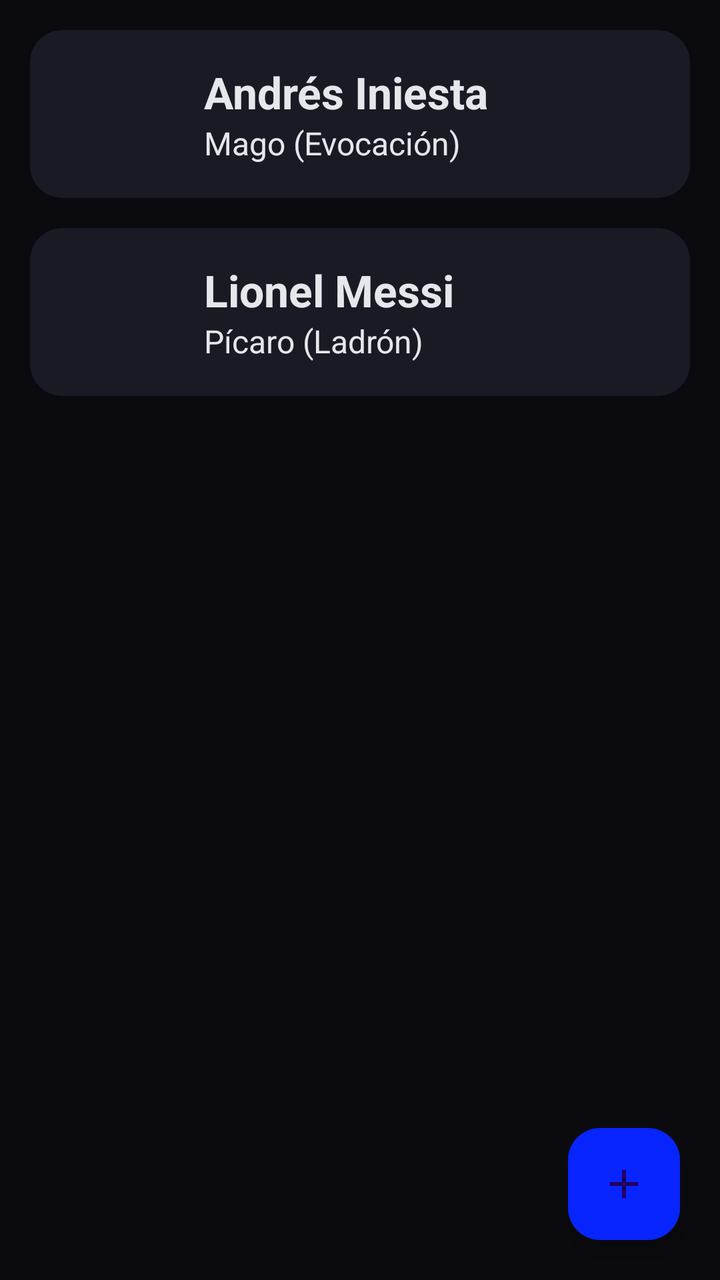
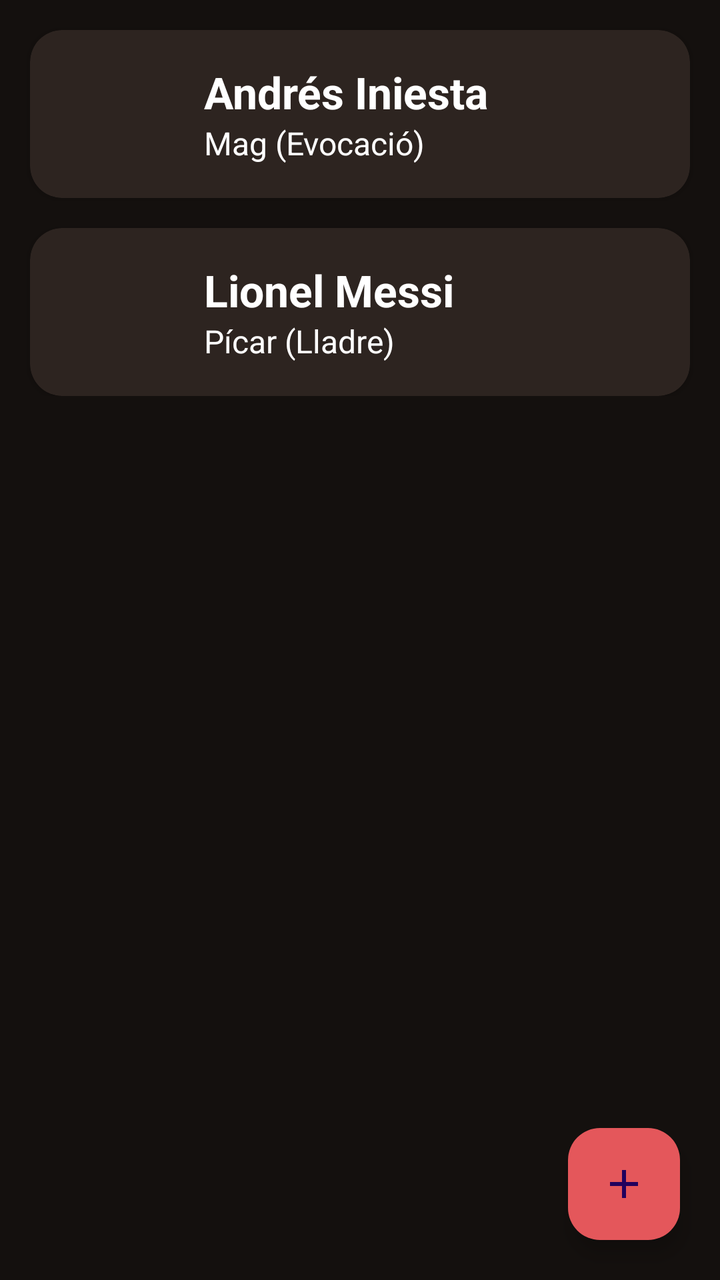

Screens rendered from an Android XML layout before and after an edit, with the pre-edit source and the edit as a unified diff.
<!-- AndroidManifest.xml: application theme Theme.DnDiceCompanion -->
<!-- res/layout/fragment_character_list.xml -->
<?xml version="1.0" encoding="utf-8"?>
<androidx.constraintlayout.widget.ConstraintLayout xmlns:android="http://schemas.android.com/apk/res/android"
    xmlns:app="http://schemas.android.com/apk/res-auto"
    xmlns:tools="http://schemas.android.com/tools"
    android:layout_width="match_parent"
    android:layout_height="match_parent"
    android:background="@color/backgroud">

    <ScrollView
        android:layout_width="match_parent"
        android:layout_height="match_parent"
        tools:layout_editor_absoluteX="39dp"
        tools:layout_editor_absoluteY="-42dp">

        <LinearLayout
            android:id="@+id/CharacterList"
            android:layout_width="match_parent"
            android:layout_height="wrap_content"
            android:orientation="vertical">

            <androidx.cardview.widget.CardView
                android:id="@+id/CardCharacterExemple"
                android:layout_width="match_parent"
                android:layout_height="wrap_content"
                android:layout_marginStart="15dp"
                android:layout_marginTop="15dp"
                android:layout_marginEnd="15dp"
                app:cardBackgroundColor="@color/cardBackground"
                app:cardCornerRadius="16dp"
                android:clickable="true"
                android:focusable="true"
                android:foreground="?attr/selectableItemBackground">

                <LinearLayout
                    android:layout_width="match_parent"
                    android:layout_height="wrap_content"
                    android:gravity="center_vertical"
                    android:orientation="horizontal"
                    android:padding="12dp">

                    <ImageView
                        android:id="@+id/ImageCharacterExemple"
                        android:layout_width="60dp"
                        android:layout_height="60dp"
                        android:layout_marginEnd="15dp"
                        android:contentDescription="@null"
                        android:scaleType="centerCrop"
                        tools:background="#33FFFFFF" />

                    <LinearLayout
                        android:layout_width="0dp"
                        android:layout_height="wrap_content"
                        android:layout_weight="1"
                        android:orientation="vertical">

                        <TextView
                            android:id="@+id/NameCharacterExemple"
                            android:layout_width="match_parent"
                            android:layout_height="wrap_content"
                            android:text="Andrés Iniesta"
                            android:textColor="@color/colorText"
                            android:textSize="22sp"
                            android:textStyle="bold" />

                        <TextView
                            android:id="@+id/ClassCharacterExemple"
                            android:layout_width="match_parent"
                            android:layout_height="wrap_content"
                            android:text="Mago (Evocación)"
                            android:textColor="@color/colorText"
                            android:textSize="16sp" />
                    </LinearLayout>
                </LinearLayout>
            </androidx.cardview.widget.CardView>

            <androidx.cardview.widget.CardView
                android:id="@+id/CardCharacterExemple2"
                android:layout_width="match_parent"
                android:layout_height="wrap_content"
                android:layout_marginStart="15dp"
                android:layout_marginTop="15dp"
                android:layout_marginEnd="15dp"
                app:cardBackgroundColor="@color/cardBackground"
                app:cardCornerRadius="16dp"
                android:clickable="true"
                android:focusable="true"
                android:foreground="?attr/selectableItemBackground">

                <LinearLayout
                    android:layout_width="match_parent"
                    android:layout_height="wrap_content"
                    android:gravity="center_vertical"
                    android:orientation="horizontal"
                    android:padding="12dp">

                    <ImageView
                        android:id="@+id/ImageCharacterExemple2"
                        android:layout_width="60dp"
                        android:layout_height="60dp"
                        android:layout_marginEnd="15dp"
                        android:contentDescription="@null"
                        android:scaleType="centerCrop"
                        tools:background="#33FFFFFF" />

                    <LinearLayout
                        android:layout_width="0dp"
                        android:layout_height="wrap_content"
                        android:layout_weight="1"
                        android:orientation="vertical">

                        <TextView
                            android:id="@+id/NameCharacterExemple2"
                            android:layout_width="match_parent"
                            android:layout_height="wrap_content"
                            android:text="Lionel Messi"
                            android:textColor="@color/colorText"
                            android:textSize="22sp"
                            android:textStyle="bold" />

                        <TextView
                            android:id="@+id/ClassCharacterExemple2"
                            android:layout_width="match_parent"
                            android:layout_height="wrap_content"
                            android:text="Pícaro (Ladrón)"
                            android:textColor="@color/colorText"
                            android:textSize="16sp" />
                    </LinearLayout>
                </LinearLayout>
            </androidx.cardview.widget.CardView>

        </LinearLayout>
    </ScrollView>

    <com.google.android.material.floatingactionbutton.FloatingActionButton
        android:id="@+id/AddCharacter"
        android:layout_width="wrap_content"
        android:layout_height="wrap_content"
        android:layout_margin="20dp"
        android:contentDescription="@null"
        android:src="@drawable/add_simbol"

        app:layout_constraintEnd_toEndOf="parent"
        app:layout_constraintBottom_toBottomOf="parent"
        android:backgroundTint="@color/buttonColor"/>

</androidx.constraintlayout.widget.ConstraintLayout>
<!-- resources referenced by this layout -->
<resources>
  <color name="backgroud">#0B0B0F</color>
  <color name="buttonColor">#0825FF</color>
  <color name="cardBackground">#1A1A24</color>
  <color name="colorText">#E5E7EB</color>
  <!-- drawable add_simbol (drawable) -->
  <vector xmlns:android="http://schemas.android.com/apk/res/android" android:height="24dp" android:tint="#000000" android:viewportHeight="24" android:viewportWidth="24" android:width="24dp">
        
      <path android:fillColor="@android:color/white" android:pathData="M19,13h-6v6h-2v-6H5v-2h6V5h2v6h6v2z"/>
      
  </vector>
  <style name="Theme.DnDiceCompanion" parent="Base.Theme.DnDiceCompanion" />
  <style name="Base.Theme.DnDiceCompanion" parent="Theme.Material3.DayNight.NoActionBar">
          
          
      </style>
</resources>

<!-- the commit's change to res/layout/fragment_character_list.xml (unified diff, before → after) -->
@@ -43,7 +43,7 @@
                         android:layout_width="60dp"
                         android:layout_height="60dp"
                         android:layout_marginEnd="15dp"
-                        android:contentDescription="@null"
+                        android:contentDescription="@string/char_iniesta"
                         android:scaleType="centerCrop"
                         tools:background="#33FFFFFF" />
 
@@ -57,7 +57,7 @@
                             android:id="@+id/NameCharacterExemple"
                             android:layout_width="match_parent"
                             android:layout_height="wrap_content"
-                            android:text="Andrés Iniesta"
+                            android:text="@string/char_iniesta"
                             android:textColor="@color/colorText"
                             android:textSize="22sp"
                             android:textStyle="bold" />
@@ -66,7 +66,7 @@
                             android:id="@+id/ClassCharacterExemple"
                             android:layout_width="match_parent"
                             android:layout_height="wrap_content"
-                            android:text="Mago (Evocación)"
+                            android:text="@string/class_mago_evocacion"
                             android:textColor="@color/colorText"
                             android:textSize="16sp" />
                     </LinearLayout>
@@ -98,7 +98,7 @@
                         android:layout_width="60dp"
                         android:layout_height="60dp"
                         android:layout_marginEnd="15dp"
-                        android:contentDescription="@null"
+                        android:contentDescription="@string/char_messi"
                         android:scaleType="centerCrop"
                         tools:background="#33FFFFFF" />
 
@@ -112,7 +112,7 @@
                             android:id="@+id/NameCharacterExemple2"
                             android:layout_width="match_parent"
                             android:layout_height="wrap_content"
-                            android:text="Lionel Messi"
+                            android:text="@string/char_messi"
                             android:textColor="@color/colorText"
                             android:textSize="22sp"
                             android:textStyle="bold" />
@@ -121,7 +121,7 @@
                             android:id="@+id/ClassCharacterExemple2"
                             android:layout_width="match_parent"
                             android:layout_height="wrap_content"
-                            android:text="Pícaro (Ladrón)"
+                            android:text="@string/class_picaro_ladron"
                             android:textColor="@color/colorText"
                             android:textSize="16sp" />
                     </LinearLayout>
@@ -136,9 +136,8 @@
         android:layout_width="wrap_content"
         android:layout_height="wrap_content"
         android:layout_margin="20dp"
-        android:contentDescription="@null"
+        android:contentDescription="@string/add_character_desc"
         android:src="@drawable/add_simbol"
-
         app:layout_constraintEnd_toEndOf="parent"
         app:layout_constraintBottom_toBottomOf="parent"
         android:backgroundTint="@color/buttonColor"/>
<!-- resource entries referenced after the edit -->
@@ -1,19 +1,20 @@
 <!-- resources referenced by this layout -->
 <resources>
-  <color name="backgroud">#0B0B0F</color>
-  <color name="buttonColor">#0825FF</color>
-  <color name="cardBackground">#1A1A24</color>
-  <color name="colorText">#E5E7EB</color>
+  <color name="backgroud">#14100E</color>
+  <color name="buttonColor">#E4575B</color>
+  <color name="cardBackground">#2D2420</color>
+  <color name="colorText">#FFFFFF</color>
   <!-- drawable add_simbol (drawable) -->
   <vector xmlns:android="http://schemas.android.com/apk/res/android" android:height="24dp" android:tint="#000000" android:viewportHeight="24" android:viewportWidth="24" android:width="24dp">
-        
       <path android:fillColor="@android:color/white" android:pathData="M19,13h-6v6h-2v-6H5v-2h6V5h2v6h6v2z"/>
-      
   </vector>
+  <string name="add_character_desc">Afegir personatge</string>
+  <string name="char_iniesta">Andrés Iniesta</string>
+  <string name="char_messi">Lionel Messi</string>
+  <string name="class_mago_evocacion">Mag (Evocació)</string>
+  <string name="class_picaro_ladron">Pícar (Lladre)</string>
   <style name="Theme.DnDiceCompanion" parent="Base.Theme.DnDiceCompanion" />
   <style name="Base.Theme.DnDiceCompanion" parent="Theme.Material3.DayNight.NoActionBar">
-          
-          
       </style>
 </resources>
 
